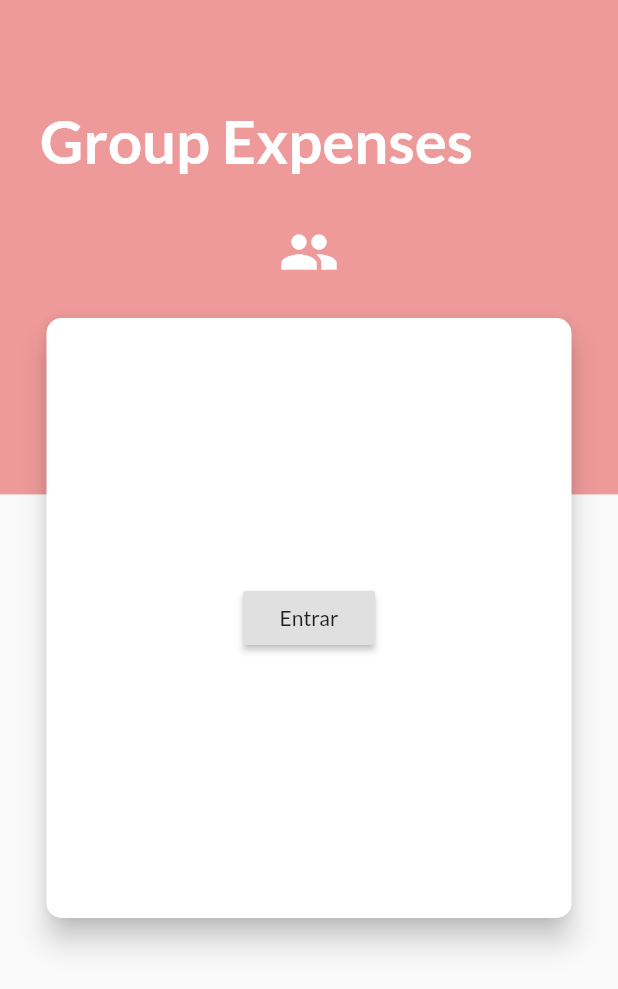
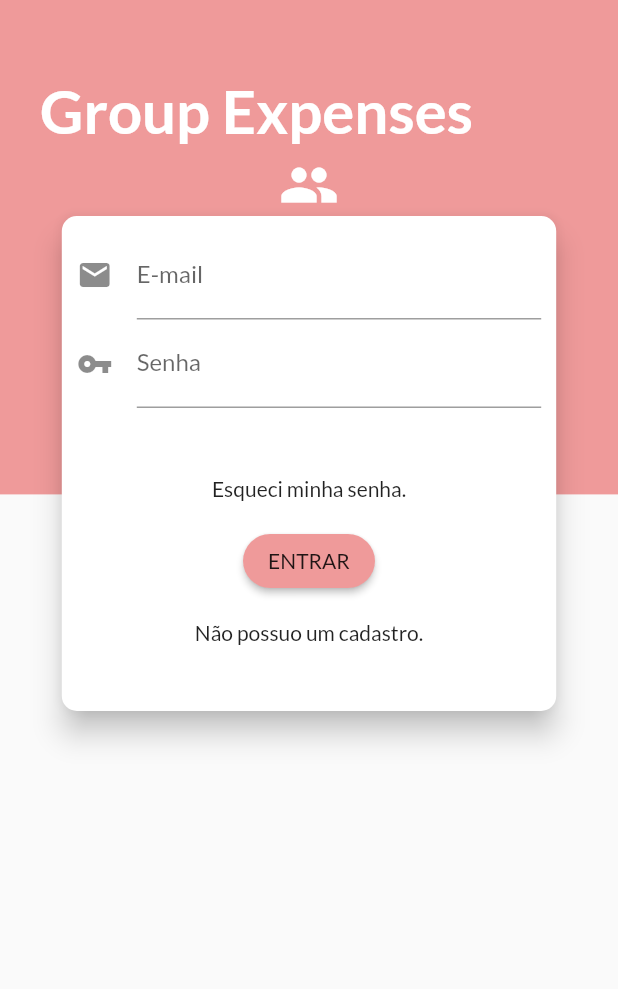
Before and after one commit to lucasbiancogs/groupExpenses, a Flutter app: the screen it shows after launch, on a phone screen of 412 x 824 dp. Shown: the top 989 px of the screen. Run offline on Flutter 3.47's test engine with Material 2 defaults, Android fonts, the phone set to English and light mode, and no system bars; our stand-ins replace flutter_masked_text, pie_chart.

Commit message:
Implementing auth screen

```diff
--- a/lib/components/auth_card.dart
+++ b/lib/components/auth_card.dart
@@ -2,6 +2,11 @@ import 'package:flutter/material.dart';
 import 'package:provider/provider.dart';
 
 import '../providers/auth.dart';
+
+enum AuthMode {
+  Signup,
+  Login,
+}
 
 class AuthCard extends StatefulWidget {
   @override
@@ -9,29 +14,175 @@ class AuthCard extends StatefulWidget {
 }
 
 class _AuthCardState extends State<AuthCard> {
-  void login() {
-    final Auth auth = Provider.of<Auth>(context, listen: false);
+  GlobalKey<FormState> _form = GlobalKey();
+  bool _isLoading = false;
+  AuthMode _authMode = AuthMode.Login;
 
-    auth.login(context);
+  final Map<String, String> _authData = {
+    'email': '',
+    'password': '',
+  };
+
+  // É preciso para verificar no Signup se as senhas batem
+  final _passwordControler = TextEditingController();
+
+  Future<void> _submit() async {
+    if (!_form.currentState.validate()) {
+      return;
+    }
+
+    setState(() {
+      _isLoading = true;
+    });
+
+    _form.currentState.save();
+
+    Auth auth = Provider.of<Auth>(context, listen: false);
+
+    try {
+      if (_authMode == AuthMode.Login) {
+        await auth.login(
+          context,
+        );
+      } else {
+        // await auth.signup();
+      }
+    } catch (err) {
+      print(err);
+    }
+
+    setState(() {
+      _isLoading = false;
+    });
+  }
+
+  void _switchAuthMode() {
+    if (_authMode == AuthMode.Login) {
+      setState(() {
+        _authMode = AuthMode.Signup;
+      });
+    } else {
+      setState(() {
+        _authMode = AuthMode.Login;
+      });
+    }
   }
 
   @override
   Widget build(BuildContext context) {
+    final deviceSize = MediaQuery.of(context).size;
+
     return Card(
       elevation: 8.0,
       shape: RoundedRectangleBorder(
         borderRadius: BorderRadius.circular(10.0),
       ),
       child: Container(
-        height: 400,
-        width: 350,
-        child: Center(
-          child: RaisedButton(
-            child: Text('Entrar'),
-            onPressed: login,
-          ),
-        ),
-      ),
+          height: _authMode == AuthMode.Login ? 330 : 420,
+          width: deviceSize.width * 0.8,
+          padding: EdgeInsets.all(10.0),
+          child: Form(
+            key: _form,
+            child: Column(
+              mainAxisAlignment: MainAxisAlignment.start,
+              children: [
+                if (_authMode == AuthMode.Signup)
+                  TextFormField(
+                    decoration: InputDecoration(
+                      icon: Icon(Icons.person),
+                      labelText: 'Nome',
+                    ),
+                    validator: (value) {
+                      if (value.isEmpty || value.length < 2) {
+                        return 'Insira um usuário válido';
+                      }
+                      return null;
+                    },
+                  ),
+                TextFormField(
+                  decoration: InputDecoration(
+                    icon: Icon(Icons.email),
+                    labelText: 'E-mail',
+                  ),
+                  keyboardType: TextInputType.emailAddress,
+                  validator: (value) {
+                    if (value.isEmpty || !value.contains('@')) {
+                      return 'Informe um e-mail válido';
+                    }
+                    return null;
+                  },
+                  onSaved: (value) => _authData['email'] = value,
+                ),
+                TextFormField(
+                  decoration: InputDecoration(
+                    icon: Icon(Icons.vpn_key),
+                    labelText: 'Senha',
+                  ),
+                  obscureText: true,
+                  controller: _passwordControler,
+                  validator: (value) {
+                    if (value.isEmpty || value.length < 6) {
+                      return 'Informe uma senha válida de ao menos 8 caractéres.';
+                    }
+                    return null;
+                  },
+                  onSaved: (value) => _authData['password'] = value,
+                ),
+                if (_authMode == AuthMode.Signup)
+                  TextFormField(
+                    decoration: InputDecoration(
+                      labelText: 'Confirmar Senha',
+                      icon: Icon(Icons.check),
+                    ),
+                    obscureText: true,
+                    validator: _authMode == AuthMode.Signup
+                        ? (value) {
+                            if (value != _passwordControler.text) {
+                              return 'As senhas são diferentes';
+                            }
+                            return null;
+                          }
+                        : null,
+                  ),
+                  SizedBox(height: 30),
+                if (_isLoading)
+                  Padding(
+                    padding: const EdgeInsets.all(50.0),
+                    child: CircularProgressIndicator(
+                      valueColor:
+                          AlwaysStoppedAnimation(Theme.of(context).primaryColor),
+                    ),
+                  )
+                else
+                  Column(children: [
+                      if (_authMode == AuthMode.Login)
+                        FlatButton(
+                          onPressed: () {
+                            // Vai enviar uma nova senha
+                          },
+                          child: Text('Esqueci minha senha.'),
+                        ),
+                      RaisedButton(
+                        color: Theme.of(context).primaryColor,
+                        shape: RoundedRectangleBorder(
+                          borderRadius: BorderRadius.circular(20),
+                        ),
+                        child: Text(
+                          _authMode == AuthMode.Login ? 'ENTRAR' : 'REGISTRAR',
+                        ),
+                        onPressed: _submit,
+                      ),
+                      FlatButton(
+                        onPressed: _switchAuthMode,
+                        child: Text(_authMode == AuthMode.Login
+                            ? 'Não possuo um cadastro.'
+                            : 'Já possuo cadastro.'),
+                      ),
+                    ],
+                  )
+              ],
+            ),
+          )),
     );
   }
 }
--- a/lib/screens/auth_screen.dart
+++ b/lib/screens/auth_screen.dart
@@ -10,7 +10,7 @@ class AuthScreen extends StatelessWidget {
     final auth = Provider.of<Auth>(context);
     return Scaffold(
         body: Stack(
-          alignment: Alignment.center,
+      alignment: Alignment.topCenter,
       children: [
         Column(
           children: [
@@ -22,7 +22,7 @@ class AuthScreen extends StatelessWidget {
                 children: [
                   Padding(
                     padding: const EdgeInsets.only(
-                      top: 70,
+                      top: 50,
                       right: 70,
                     ),
                     child: Text(
@@ -35,7 +35,9 @@ class AuthScreen extends StatelessWidget {
                     ),
                   ),
                   Padding(
-                    padding: const EdgeInsets.all(30),
+                    padding: const EdgeInsets.only(
+                      top: 5
+                    ),
                     child: Icon(
                       Icons.group,
                       size: 40,
@@ -48,7 +50,10 @@ class AuthScreen extends StatelessWidget {
             // Colocar outros tipos de autenticação e opção de signup
           ],
         ),
-        AuthCard(),
+        Padding(
+          padding: const EdgeInsets.only(top: 140),
+          child: AuthCard(),
+        ),
       ],
     ));
   }
--- a/lib/screens/group_screen.dart
+++ b/lib/screens/group_screen.dart
@@ -7,7 +7,6 @@ import '../components/group_main_card.dart';
 import '../components/transaction_form.dart';
 
 import '../providers/group.dart';
-import '../providers/auth.dart';
 
 class GroupScreen extends StatelessWidget {
 
@@ -24,8 +23,6 @@ class GroupScreen extends StatelessWidget {
   @override
   Widget build(BuildContext context) {
     final Group group = ModalRoute.of(context).settings.arguments as Group;
-
-    // final auth = Provider.of<Auth>(context);
 
     return ChangeNotifierProvider.value(
       value: group,
```
Also changed, not shown: lib/utils/constants.dart (added, +12 -0 lines), 2 other files.
